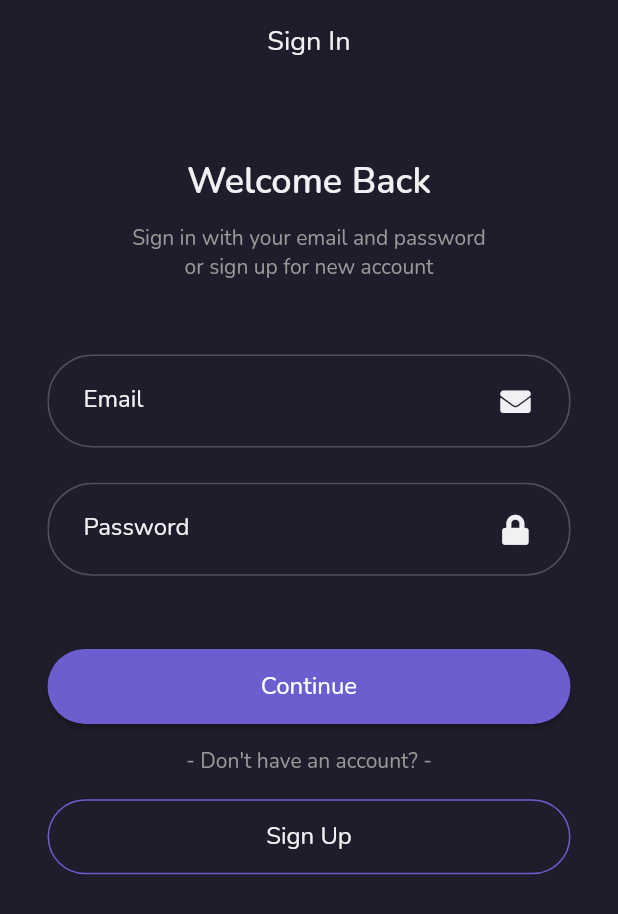
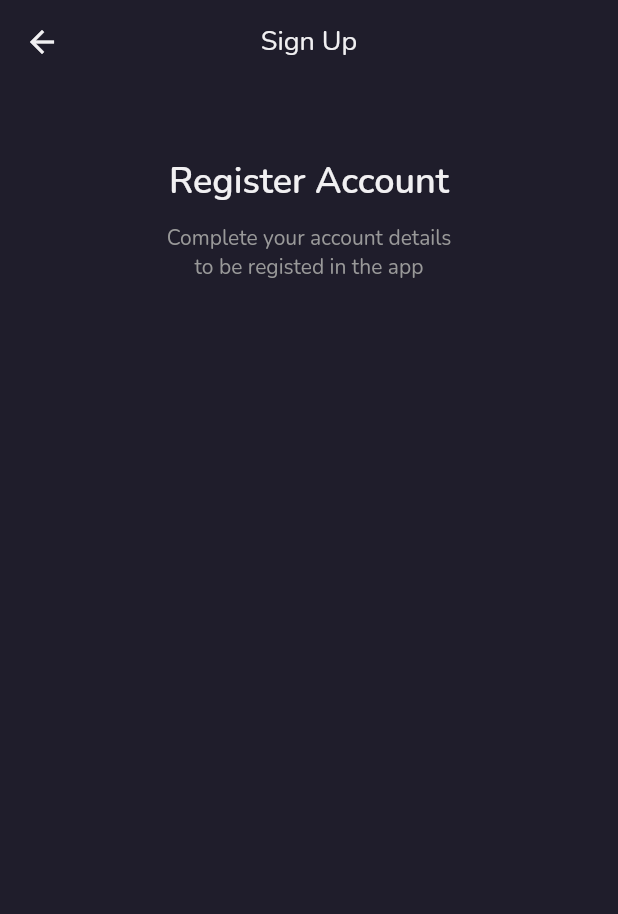
Before and after one commit to ianahmfac/iShoes, a Flutter app: the screen it shows after launch, after a tap on "Sign Up", on a phone screen of 412 x 824 dp. Shown: the top 914 px of the screen. Run offline on Flutter 3.47's test engine with Material 2 defaults, Android fonts, the phone set to English and light mode, and no system bars; our stand-ins replace auto_route, font_awesome_flutter, google_fonts.

Commit message:
Add routing to Sign Up page

```diff
--- a/lib/config/routes/app_router.dart
+++ b/lib/config/routes/app_router.dart
@@ -1,10 +1,12 @@
 import 'package:auto_route/annotations.dart';
+import 'package:ishoes/features/auth/pages/sign_up_page.dart';
 
 import '../../features/auth/pages/sign_in_page.dart';
 
 @AdaptiveAutoRouter(
   routes: [
     AutoRoute(page: SignInPage, initial: true),
+    AutoRoute(page: SignUpPage)
   ],
 )
 class $AppRouter {}
--- a/lib/config/themes/theme.dart
+++ b/lib/config/themes/theme.dart
@@ -59,7 +59,10 @@ ElevatedButtonThemeData elevatedButtonThemeData() => ElevatedButtonThemeData(
       style: ElevatedButton.styleFrom(
         primary: kPrimaryColor,
         shape: RoundedRectangleBorder(borderRadius: BorderRadius.circular(30)),
-        textStyle: kPrimaryTextStyle.copyWith(fontSize: 16),
+        textStyle: kPrimaryTextStyle.copyWith(
+          fontSize: 16,
+          fontWeight: kMediumWeight,
+        ),
       ),
     );
 
@@ -70,6 +73,9 @@ OutlinedButtonThemeData outlinedButtonThemeData() => OutlinedButtonThemeData(
         shape: RoundedRectangleBorder(
           borderRadius: BorderRadius.circular(30),
         ),
-        textStyle: kPrimaryTextStyle.copyWith(fontSize: 16),
+        textStyle: kPrimaryTextStyle.copyWith(
+          fontSize: 16,
+          fontWeight: kMediumWeight,
+        ),
       ),
     );
--- a/lib/features/auth/pages/sign_in_page.dart
+++ b/lib/features/auth/pages/sign_in_page.dart
@@ -1,7 +1,9 @@
+import 'package:auto_route/auto_route.dart';
 import 'package:flutter/material.dart';
 import 'package:font_awesome_flutter/font_awesome_flutter.dart';
-import 'package:ishoes/config/themes/size_config.dart';
+import 'package:ishoes/config/routes/app_router.gr.dart';
 
+import '../../../config/themes/size_config.dart';
 import '../../../core/constants/theme_constant.dart';
 import '../../../core/widgets/custom_button.dart';
 import '../../../core/widgets/custom_outlined_button.dart';
@@ -22,11 +24,15 @@ class _SignInPageState extends State<SignInPage> {
     SizeConfig().init(context);
   }
 
+  void _goToSignUpPage() {
+    AutoRouter.of(context).push(SignUpPageRoute());
+  }
+
   @override
   Widget build(BuildContext context) {
     return Scaffold(
       appBar: AppBar(
-        title: Text('Sign In'),
+        title: const Text('Sign In'),
       ),
       body: SingleChildScrollView(child: _contentBody()),
     );
@@ -66,7 +72,7 @@ class _SignInPageState extends State<SignInPage> {
           SizedBox(height: getProportionateScreenHeight(16)),
           CustomOutlinedButton(
             text: 'Sign Up',
-            onPressed: () {},
+            onPressed: _goToSignUpPage,
           ),
         ],
       ),
--- /dev/null
+++ b/lib/features/auth/pages/sign_up_page.dart
@@ -0,0 +1,47 @@
+import 'package:flutter/material.dart';
+import 'package:ishoes/config/themes/size_config.dart';
+import 'package:ishoes/core/constants/theme_constant.dart';
+import 'package:ishoes/features/auth/widgets/header_text.dart';
+
+class SignUpPage extends StatefulWidget {
+  const SignUpPage({Key? key}) : super(key: key);
+
+  @override
+  _SignUpPageState createState() => _SignUpPageState();
+}
+
+class _SignUpPageState extends State<SignUpPage> {
+  @override
+  Widget build(BuildContext context) {
+    return Scaffold(
+      appBar: AppBar(
+        title: const Text('Sign Up'),
+      ),
+      body: SingleChildScrollView(
+        child: _buildContent(),
+      ),
+    );
+  }
+
+  Widget _buildContent() {
+    return Container(
+      width: double.infinity,
+      padding: EdgeInsets.fromLTRB(
+        getProportionateScreenWidth(kDefaultMargin),
+        getProportionateScreenHeight(50),
+        getProportionateScreenWidth(kDefaultMargin),
+        0,
+      ),
+      child: Column(
+        crossAxisAlignment: CrossAxisAlignment.center,
+        children: [
+          HeaderText(
+            title: 'Register Account',
+            subtitle:
+                'Complete your account details\nto be registed in the app',
+          ),
+        ],
+      ),
+    );
+  }
+}
--- a/lib/features/auth/widgets/header_text.dart
+++ b/lib/features/auth/widgets/header_text.dart
@@ -1,6 +1,6 @@
 import 'package:flutter/material.dart';
-import 'package:ishoes/config/themes/size_config.dart';
 
+import '../../../config/themes/size_config.dart';
 import '../../../core/constants/theme_constant.dart';
 
 class HeaderText extends StatelessWidget {
--- a/lib/features/auth/widgets/suffix_form_icon.dart
+++ b/lib/features/auth/widgets/suffix_form_icon.dart
@@ -1,6 +1,6 @@
 import 'package:flutter/material.dart';
-import 'package:ishoes/config/themes/size_config.dart';
 
+import '../../../config/themes/size_config.dart';
 import '../../../core/constants/theme_constant.dart';
 
 class SuffixFormIcon extends StatelessWidget {
```
Also changed, not shown: lib/config/routes/app_router.gr.dart.
